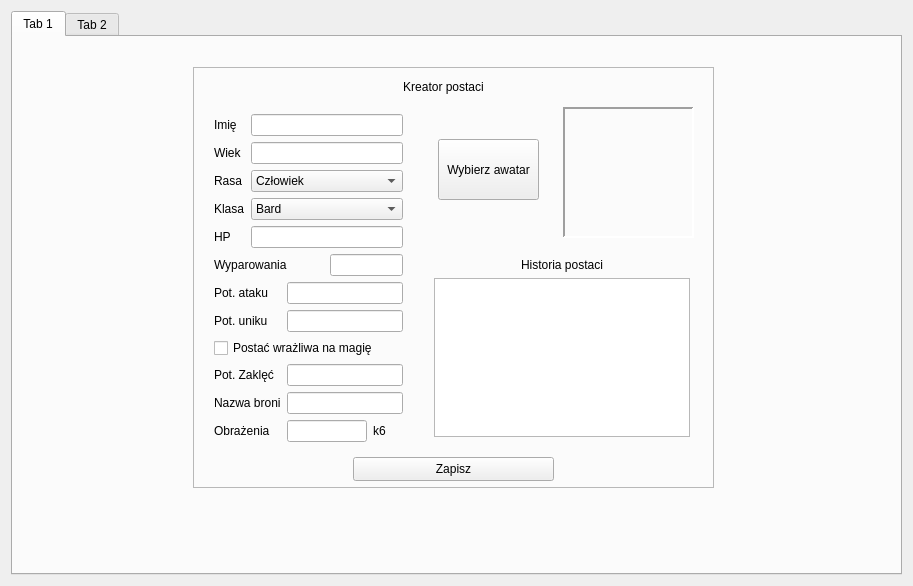
This is GM_Util_Tool/GM_Util_Tool/GM_Util_Tool.ui in neliodass/TheWitcherRPG_GM_Tool as Qt 5 draws it before an edit. The edited form follows.
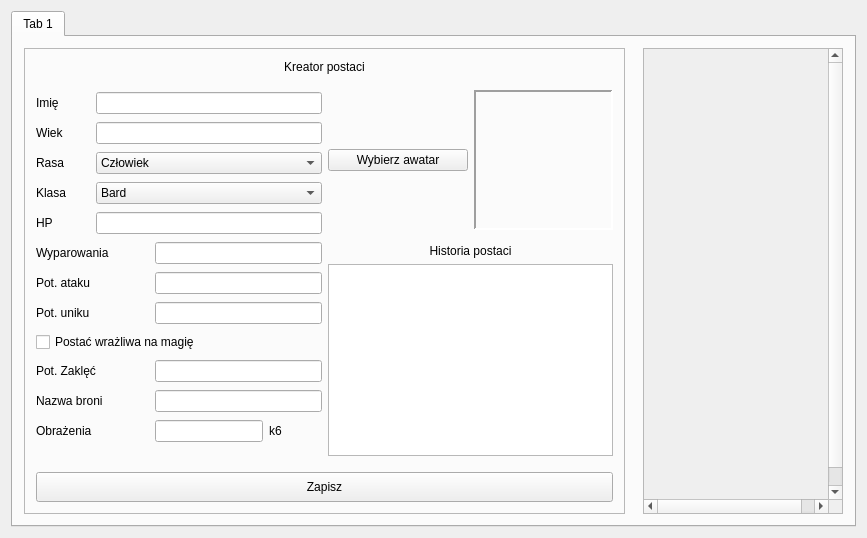
This is the edited form.

Commit message: Testing Auto Layout

The edit to the form file:
```diff
--- a/GM_Util_Tool/GM_Util_Tool/GM_Util_Tool.ui
+++ b/GM_Util_Tool/GM_Util_Tool/GM_Util_Tool.ui
@@ -6,10 +6,16 @@
    <rect>
     <x>0</x>
     <y>0</y>
-    <width>913</width>
-    <height>586</height>
+    <width>867</width>
+    <height>538</height>
    </rect>
   </property>
+  <property name="sizePolicy">
+   <sizepolicy hsizetype="Fixed" vsizetype="Preferred">
+    <horstretch>0</horstretch>
+    <verstretch>0</verstretch>
+   </sizepolicy>
+  </property>
   <property name="tabletTracking">
    <bool>false</bool>
   </property>
@@ -17,8 +23,8 @@
    <string>GM_Util_Tool</string>
   </property>
   <widget class="QWidget" name="centralWidget">
-   <layout class="QGridLayout" name="gridLayout_3">
-    <item row="0" column="0">
+   <layout class="QVBoxLayout" name="verticalLayout_3">
+    <item>
      <widget class="QTabWidget" name="tabWidget">
       <property name="tabletTracking">
        <bool>false</bool>
@@ -27,23 +33,35 @@
        <number>0</number>
       </property>
       <widget class="QWidget" name="tab">
+       <property name="sizePolicy">
+        <sizepolicy hsizetype="Preferred" vsizetype="Preferred">
+         <horstretch>0</horstretch>
+         <verstretch>0</verstretch>
+        </sizepolicy>
+       </property>
        <attribute name="title">
         <string>Tab 1</string>
        </attribute>
+       <layout class="QGridLayout" name="gridLayout_7" columnstretch="75,25">
+        <property name="sizeConstraint">
+         <enum>QLayout::SizeConstraint::SetDefaultConstraint</enum>
+        </property>
+        <property name="horizontalSpacing">
+         <number>18</number>
+        </property>
+        <item row="0" column="0">
        <widget class="QFrame" name="frameCharacterCreator">
-        <property name="geometry">
-         <rect>
-          <x>180</x>
-          <y>30</y>
-          <width>521</width>
-          <height>421</height>
-         </rect>
+          <property name="sizePolicy">
+           <sizepolicy hsizetype="Expanding" vsizetype="Expanding">
+            <horstretch>0</horstretch>
+            <verstretch>0</verstretch>
+           </sizepolicy>
         </property>
         <property name="frameShape">
-         <enum>QFrame::StyledPanel</enum>
+           <enum>QFrame::Shape::StyledPanel</enum>
         </property>
         <property name="frameShadow">
-         <enum>QFrame::Sunken</enum>
+           <enum>QFrame::Shadow::Sunken</enum>
         </property>
         <property name="lineWidth">
          <number>1</number>
@@ -51,108 +69,35 @@
         <property name="midLineWidth">
          <number>0</number>
         </property>
-        <widget class="QPushButton" name="buttonSave">
-         <property name="geometry">
-          <rect>
-           <x>160</x>
-           <y>390</y>
-           <width>201</width>
-           <height>24</height>
-          </rect>
-         </property>
-         <property name="text">
-          <string>Zapisz</string>
-         </property>
-        </widget>
+          <layout class="QVBoxLayout" name="verticalLayout_2" stretch="1,8,1">
+           <property name="sizeConstraint">
+            <enum>QLayout::SizeConstraint::SetNoConstraint</enum>
+           </property>
+           <item>
         <widget class="QLabel" name="label">
-         <property name="geometry">
-          <rect>
-           <x>190</x>
-           <y>10</y>
-           <width>121</width>
-           <height>20</height>
-          </rect>
+             <property name="sizePolicy">
+              <sizepolicy hsizetype="Preferred" vsizetype="Fixed">
+               <horstretch>0</horstretch>
+               <verstretch>0</verstretch>
+              </sizepolicy>
          </property>
          <property name="text">
           <string>&lt;html&gt;&lt;head/&gt;&lt;body&gt;&lt;p align=&quot;center&quot;&gt;Kreator postaci&lt;/p&gt;&lt;/body&gt;&lt;/html&gt;</string>
          </property>
         </widget>
-        <widget class="QFrame" name="frameAvatar">
-         <property name="geometry">
-          <rect>
-           <x>370</x>
-           <y>40</y>
-           <width>131</width>
-           <height>131</height>
-          </rect>
-         </property>
-         <property name="frameShape">
-          <enum>QFrame::Panel</enum>
-         </property>
-         <property name="frameShadow">
-          <enum>QFrame::Sunken</enum>
-         </property>
-         <property name="lineWidth">
-          <number>2</number>
-         </property>
-         <widget class="QLabel" name="avatar">
-          <property name="geometry">
-           <rect>
-            <x>5</x>
-            <y>5</y>
-            <width>121</width>
-            <height>121</height>
-           </rect>
-          </property>
-          <property name="text">
-           <string/>
-          </property>
-         </widget>
-        </widget>
-        <widget class="QPushButton" name="buttonAvatarChoice">
-         <property name="geometry">
-          <rect>
-           <x>245</x>
-           <y>72</y>
-           <width>101</width>
-           <height>61</height>
-          </rect>
-         </property>
-         <property name="text">
-          <string>Wybierz awatar</string>
-         </property>
-        </widget>
-        <widget class="QWidget" name="layoutWidget_2">
-         <property name="geometry">
-          <rect>
-           <x>230</x>
-           <y>180</y>
-           <width>278</width>
-           <height>201</height>
-          </rect>
-         </property>
-         <layout class="QGridLayout" name="gridLayout_2">
-          <item row="0" column="0">
-           <widget class="QLabel" name="labelBackstory">
-            <property name="text">
-             <string>&lt;html&gt;&lt;head/&gt;&lt;body&gt;&lt;p align=&quot;center&quot;&gt;Historia postaci&lt;/p&gt;&lt;/body&gt;&lt;/html&gt;</string>
-            </property>
-           </widget>
-          </item>
-          <item row="1" column="0">
-           <widget class="QTextEdit" name="inputBackstory"/>
-          </item>
-         </layout>
-        </widget>
-        <widget class="QWidget" name="layoutWidget">
-         <property name="geometry">
-          <rect>
-           <x>10</x>
-           <y>36</y>
-           <width>211</width>
-           <height>354</height>
-          </rect>
-         </property>
+           </item>
+           <item>
+            <layout class="QHBoxLayout" name="horizontalLayout_2">
+             <property name="sizeConstraint">
+              <enum>QLayout::SizeConstraint::SetDefaultConstraint</enum>
+             </property>
+             <property name="topMargin">
+              <number>10</number>
+             </property>
+             <property name="bottomMargin">
+              <number>10</number>
+             </property>
+             <item>
          <layout class="QGridLayout" name="gridLayout">
           <item row="6" column="0" colspan="2">
            <widget class="QLabel" name="labelAttack">
@@ -161,9 +106,6 @@
             </property>
            </widget>
           </item>
-          <item row="4" column="1" colspan="4">
-           <widget class="QLineEdit" name="inputHP"/>
-          </item>
           <item row="11" column="0" colspan="2">
            <widget class="QLabel" name="labelWeaponDamage">
             <property name="text">
@@ -240,13 +182,6 @@
             </property>
            </widget>
           </item>
-          <item row="5" column="0" colspan="3">
-           <widget class="QLabel" name="labelArmor">
-            <property name="text">
-             <string>Wyparowania</string>
-            </property>
-           </widget>
-          </item>
           <item row="8" column="0" colspan="5">
            <widget class="QCheckBox" name="checkBoxIsMagical">
             <property name="text">
@@ -367,9 +302,6 @@
             </property>
            </widget>
           </item>
-          <item row="5" column="3" colspan="2">
-           <widget class="QLineEdit" name="inputArmor"/>
-          </item>
           <item row="3" column="0">
            <widget class="QLabel" name="labelProfession">
             <property name="text">
@@ -384,20 +316,193 @@
             </property>
            </widget>
           </item>
-         </layout>
-        </widget>
-        <zorder>label</zorder>
-        <zorder>buttonSave</zorder>
-        <zorder>layoutWidget</zorder>
-        <zorder>frameAvatar</zorder>
-        <zorder>buttonAvatarChoice</zorder>
-        <zorder>layoutWidget_2</zorder>
-       </widget>
-      </widget>
-      <widget class="QWidget" name="tab_2">
-       <attribute name="title">
-        <string>Tab 2</string>
-       </attribute>
+               <item row="5" column="0" colspan="2">
+                <widget class="QLabel" name="labelArmor">
+                 <property name="text">
+                  <string>Wyparowania</string>
+                 </property>
+                </widget>
+               </item>
+               <item row="4" column="1" colspan="4">
+                <widget class="QLineEdit" name="inputHP"/>
+               </item>
+               <item row="5" column="2" colspan="3">
+                <widget class="QLineEdit" name="inputArmor"/>
+               </item>
+              </layout>
+             </item>
+             <item>
+              <layout class="QVBoxLayout" name="verticalLayout">
+               <property name="spacing">
+                <number>14</number>
+               </property>
+               <property name="sizeConstraint">
+                <enum>QLayout::SizeConstraint::SetDefaultConstraint</enum>
+               </property>
+               <item>
+                <layout class="QHBoxLayout" name="horizontalLayout">
+                 <property name="sizeConstraint">
+                  <enum>QLayout::SizeConstraint::SetNoConstraint</enum>
+                 </property>
+                 <item>
+                  <widget class="QPushButton" name="buttonAvatarChoice">
+                   <property name="text">
+                    <string>Wybierz awatar</string>
+                   </property>
+                  </widget>
+                 </item>
+                 <item>
+                  <widget class="QFrame" name="frameAvatar">
+                   <property name="minimumSize">
+                    <size>
+                     <width>10</width>
+                     <height>10</height>
+                    </size>
+                   </property>
+                   <property name="sizeIncrement">
+                    <size>
+                     <width>10</width>
+                     <height>10</height>
+                    </size>
+                   </property>
+                   <property name="frameShape">
+                    <enum>QFrame::Shape::Panel</enum>
+                   </property>
+                   <property name="frameShadow">
+                    <enum>QFrame::Shadow::Sunken</enum>
+                   </property>
+                   <property name="lineWidth">
+                    <number>2</number>
+                   </property>
+                   <layout class="QGridLayout" name="gridLayout_4">
+                    <item row="0" column="0">
+                     <widget class="QLabel" name="avatar">
+                      <property name="sizePolicy">
+                       <sizepolicy hsizetype="Preferred" vsizetype="Preferred">
+                        <horstretch>0</horstretch>
+                        <verstretch>0</verstretch>
+                       </sizepolicy>
+                      </property>
+                      <property name="minimumSize">
+                       <size>
+                        <width>10</width>
+                        <height>10</height>
+                       </size>
+                      </property>
+                      <property name="sizeIncrement">
+                       <size>
+                        <width>10</width>
+                        <height>10</height>
+                       </size>
+                      </property>
+                      <property name="frameShape">
+                       <enum>QFrame::Shape::NoFrame</enum>
+                      </property>
+                      <property name="text">
+                       <string/>
+                      </property>
+                      <property name="scaledContents">
+                       <bool>false</bool>
+                      </property>
+                      <property name="alignment">
+                       <set>Qt::AlignmentFlag::AlignCenter</set>
+                      </property>
+                     </widget>
+                    </item>
+                   </layout>
+                  </widget>
+                 </item>
+                </layout>
+               </item>
+               <item>
+                <layout class="QGridLayout" name="gridLayout_2">
+                 <item row="0" column="0">
+                  <widget class="QLabel" name="labelBackstory">
+                   <property name="text">
+                    <string>&lt;html&gt;&lt;head/&gt;&lt;body&gt;&lt;p align=&quot;center&quot;&gt;Historia postaci&lt;/p&gt;&lt;/body&gt;&lt;/html&gt;</string>
+                   </property>
+                  </widget>
+                 </item>
+                 <item row="1" column="0">
+                  <widget class="QTextEdit" name="inputBackstory">
+                   <property name="sizePolicy">
+                    <sizepolicy hsizetype="Preferred" vsizetype="Preferred">
+                     <horstretch>0</horstretch>
+                     <verstretch>0</verstretch>
+                    </sizepolicy>
+                   </property>
+                  </widget>
+                 </item>
+                </layout>
+               </item>
+              </layout>
+             </item>
+            </layout>
+           </item>
+           <item>
+            <widget class="QPushButton" name="buttonSave">
+             <property name="sizePolicy">
+              <sizepolicy hsizetype="Preferred" vsizetype="Fixed">
+               <horstretch>0</horstretch>
+               <verstretch>0</verstretch>
+              </sizepolicy>
+             </property>
+             <property name="minimumSize">
+              <size>
+               <width>0</width>
+               <height>30</height>
+              </size>
+             </property>
+             <property name="text">
+              <string>Zapisz</string>
+             </property>
+            </widget>
+           </item>
+          </layout>
+         </widget>
+        </item>
+        <item row="0" column="1">
+         <widget class="QScrollArea" name="scrollArea">
+          <property name="layoutDirection">
+           <enum>Qt::LayoutDirection::LeftToRight</enum>
+          </property>
+          <property name="widgetResizable">
+           <bool>false</bool>
+          </property>
+          <property name="alignment">
+           <set>Qt::AlignmentFlag::AlignLeading|Qt::AlignmentFlag::AlignLeft|Qt::AlignmentFlag::AlignTop</set>
+          </property>
+          <widget class="QWidget" name="scrollAreaWidgetContents">
+           <property name="geometry">
+            <rect>
+             <x>0</x>
+             <y>0</y>
+             <width>200</width>
+             <height>470</height>
+            </rect>
+           </property>
+           <layout class="QVBoxLayout" name="verticalLayout_4">
+            <item>
+             <widget class="QFrame" name="frame">
+              <property name="sizePolicy">
+               <sizepolicy hsizetype="Expanding" vsizetype="Fixed">
+                <horstretch>0</horstretch>
+                <verstretch>0</verstretch>
+               </sizepolicy>
+              </property>
+              <property name="frameShape">
+               <enum>QFrame::Shape::StyledPanel</enum>
+              </property>
+              <property name="frameShadow">
+               <enum>QFrame::Shadow::Raised</enum>
+              </property>
+             </widget>
+            </item>
+           </layout>
+          </widget>
+         </widget>
+        </item>
+       </layout>
       </widget>
      </widget>
     </item>
```
Left out of the diff: 2 changed lines with no effect on the pictures. Lines whose indentation alone changed are shown as unchanged.
